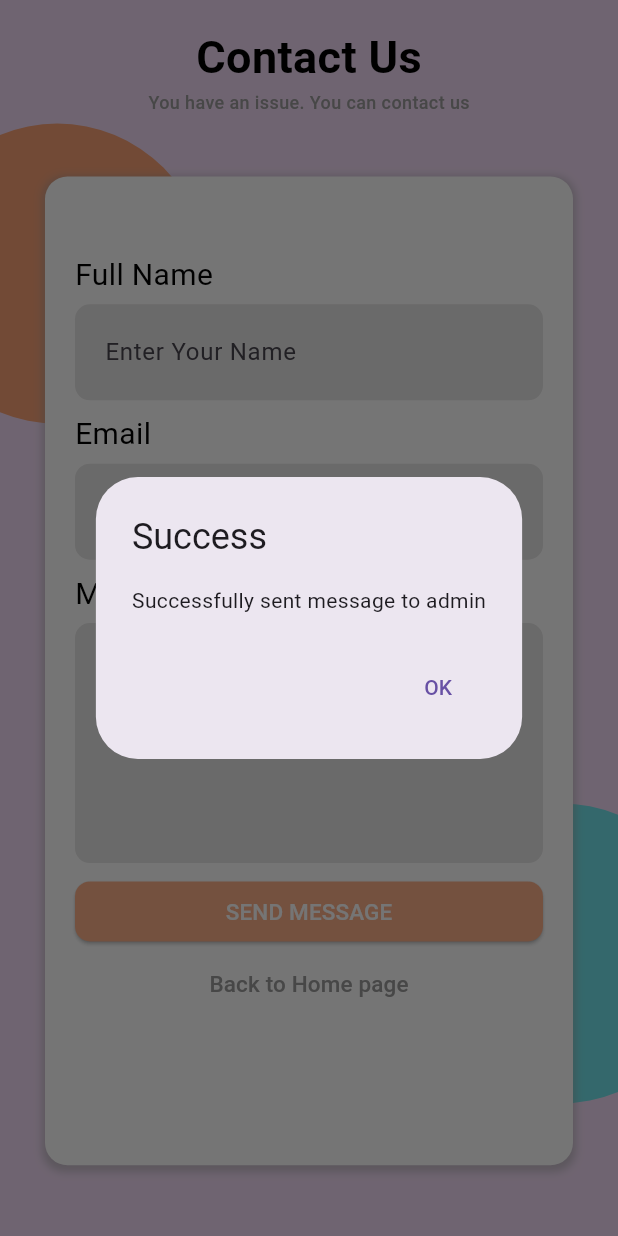
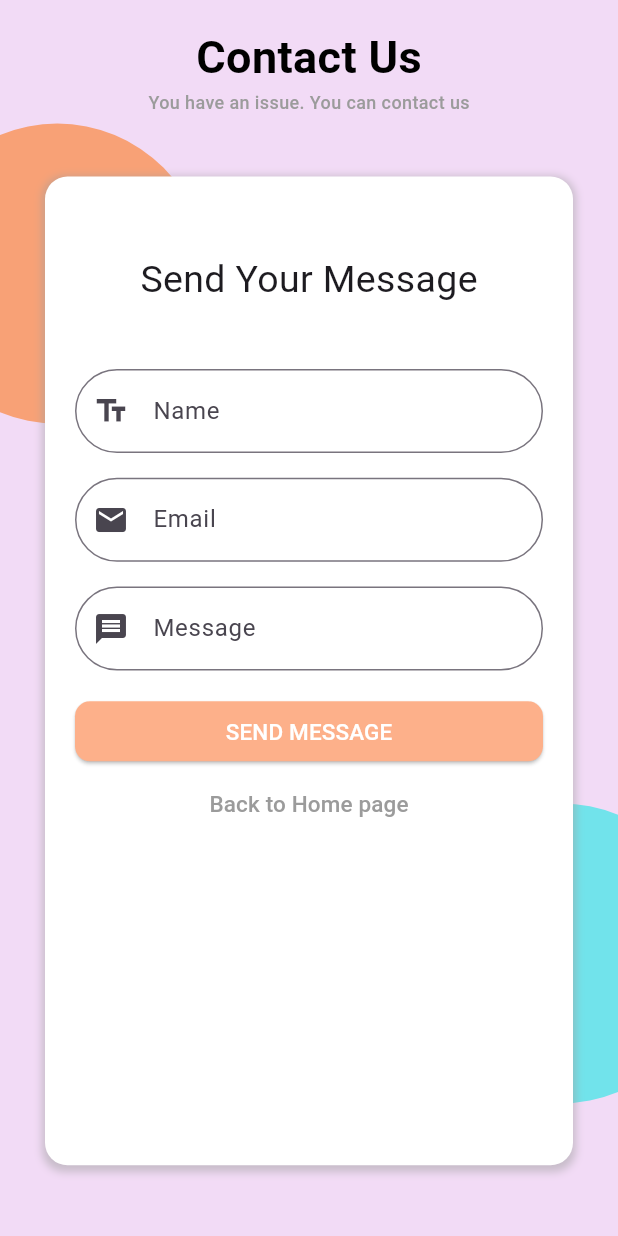
Before and after one commit to Dinethchathurya/luccelo_app_flutter, a Flutter app: the ContactUsPage screen opened by its route, after a tap on "SEND MESSAGE", on a phone screen of 412 x 824 dp. Run offline on Flutter 3.47's test engine with Material 3 defaults, Android fonts, the light colour scheme and no system bars; our stand-ins replace cloud_firestore, firebase_auth, firebase_core; accounts and stored records are empty.

Commit message:
contact page front end

```diff
--- /dev/null
+++ b/lib/common/input_field.dart
@@ -0,0 +1,30 @@
+import 'package:flutter/material.dart';
+
+class InputField extends StatelessWidget {
+  InputField(
+      {super.key,
+      required this.hintText,
+      required this.labelText,
+      required this.prefixIcon,
+      required onChanged});
+  var onChange;
+  var labelText;
+  var hintText;
+  Icon prefixIcon;
+
+  @override
+  Widget build(BuildContext context) {
+    return TextFormField(
+      keyboardType: TextInputType.emailAddress,
+      decoration: InputDecoration(
+        labelText: labelText,
+        hintText: hintText,
+        prefixIcon: prefixIcon,
+        border: OutlineInputBorder(
+          borderRadius: BorderRadius.circular(30.0),
+        ),
+      ),
+      onChanged: onChange,
+    );
+  }
+}
--- a/lib/main.dart
+++ b/lib/main.dart
@@ -25,7 +25,7 @@ class MyApp extends StatelessWidget {
     return SafeArea(
       child: MaterialApp(
         debugShowCheckedModeBanner: false,
-        initialRoute: '/',
+        initialRoute: '/order',
         routes: {
           '/': (context) => LoginPage(),
           '/register': (context) => RegisterPage(),
--- a/lib/myapp/screen/contact_page.dart
+++ b/lib/myapp/screen/contact_page.dart
@@ -1,105 +1,21 @@
-import 'package:cloud_firestore/cloud_firestore.dart';
 import 'package:firebase_auth/firebase_auth.dart';
 import 'package:flutter/material.dart';
 
 import '../../colors/appColors.dart';
 import '../../common/button/button.dart';
 import '../../common/circulat_shape/circular_design_container.dart';
-import '../../common/text_form_colum/text_field_coulum.dart';
+import '../../common/input_field.dart';
 
-class ContactUsPage extends StatefulWidget {
-  final String? email =
-      FirebaseAuth.instance.currentUser?.email; // Email of the logged-in user
-
+class ContactUsPage extends StatelessWidget {
   ContactUsPage({Key? key}) : super(key: key);
 
-  @override
-  State<ContactUsPage> createState() => _ContactUsPageState();
-}
-
-class _ContactUsPageState extends State<ContactUsPage> {
-  /*backend part for contact us page.I get user email from login data and set contact us page to auto fill*/
-  final _fullNameController = TextEditingController();
-  final _emailController = TextEditingController();
-  final _messageController = TextEditingController();
+  late String name;
+  late String enterEmail;
+  late String message;
 
   @override
-  void initState() {
-    super.initState();
-    // Autofill email field with user's email if available
-    _emailController.text = widget.email ?? '';
-  }
-
-  Future<void> contactUs() async {
-    try {
-      // Send message and show success dialog
-      await sendMessage(
-        _fullNameController.text.trim(),
-        _emailController.text.trim(),
-        _messageController.text.trim(),
-      );
-
-      showDialog(
-        context: context,
-        builder: (BuildContext context) {
-          return AlertDialog(
-            title: const Text('Success'),
-            content: const Text('Successfully sent message to admin'),
-            actions: <Widget>[
-              TextButton(
-                onPressed: () {
-                  Navigator.of(context).pop();
-                },
-                child: const Text('OK'),
-              ),
-            ],
-          );
-        },
-      );
-    } catch (e) {
-      // Show error dialog if sending message fails
-      showDialog(
-        context: context,
-        builder: (BuildContext context) {
-          return AlertDialog(
-            title: const Text('Error'),
-            content: Text('Failed to send message. Error: $e'),
-            actions: <Widget>[
-              TextButton(
-                onPressed: () {
-                  Navigator.of(context).pop();
-                },
-                child: const Text('OK'),
-              ),
-            ],
-          );
-        },
-      );
-    }
-  }
-
-  Future<void> sendMessage(
-      String fullName, String email, String message) async {
-    // Send message to Firestore
-    await FirebaseFirestore.instance.collection('contactus').add({
-      'full name': fullName,
-      'email': email,
-      'message': message,
-    });
-  }
-
-  @override
-  void dispose() {
-    // Dispose controllers when the widget is disposed
-    _emailController.dispose();
-    _fullNameController.dispose();
-    _messageController.dispose();
-    super.dispose();
-  }
-
-// end of backend part
-  @override
   Widget build(BuildContext context) {
+    final String? email = FirebaseAuth.instance.currentUser?.email;
     final mediaqueryWidth = MediaQuery.of(context).size.width;
     final mediaqueryHeight = MediaQuery.of(context).size.height;
 
@@ -117,34 +33,52 @@ class _ContactUsPageState extends State<ContactUsPage> {
                 SizedBox(
                   height: mediaqueryWidth * .1,
                 ),
-                TextFieldColum(
-                  textLable: 'Full Name',
-                  hintText: 'Enter Your Name',
-                  controller: _fullNameController,
+                Center(
+                  child: Text(
+                    'Send Your Message',
+                    style: TextStyle(
+                      fontSize: 25.0,
+                    ),
+                  ),
                 ),
                 SizedBox(
-                  height: mediaqueryWidth * .02,
+                  height: mediaqueryWidth * .1,
                 ),
-                TextFieldColum(
-                  textLable: 'Email',
-                  hintText: 'Enter Your Email',
-                  controller: _emailController,
+                InputField(
+                    hintText: 'Enter Your Name',
+                    labelText: 'Name',
+                    prefixIcon: Icon(Icons.text_fields),
+                    onChanged: (String value) {
+                      name = value;
+                    }),
+                SizedBox(
+                  height: mediaqueryWidth * .04,
                 ),
+                InputField(
+                    hintText: 'Enter Your Email',
+                    labelText: 'Email',
+                    prefixIcon: Icon(Icons.email),
+                    onChanged: (String value) {
+                      enterEmail = value;
+                    }),
                 SizedBox(
-                  height: mediaqueryWidth * .02,
+                  height: mediaqueryWidth * .04,
                 ),
-                TextFieldColum(
-                  textLable: 'Message',
-                  hintText: 'Enter Your Message',
-                  maxlines: 5,
-                  controller: _messageController,
-                ),
+                InputField(
+                    hintText: 'Enter Your Message',
+                    labelText: 'Message',
+                    prefixIcon: Icon(Icons.message),
+                    onChanged: (String value) {
+                      message = value;
+                    }),
                 SizedBox(
-                  height: mediaqueryWidth * .02,
+                  height: mediaqueryWidth * .04,
                 ),
                 SubmitButton(
                   text: 'SEND MESSAGE',
-                  onTap: contactUs,
+                  onTap: () {
+                    //
+                  },
                 ),
                 TextButton(
                   onPressed: () {
--- a/lib/myapp/screen/main_page.dart
+++ b/lib/myapp/screen/main_page.dart
@@ -14,9 +14,9 @@ class MainPage extends StatelessWidget {
       stream: FirebaseAuth.instance.authStateChanges(),
       builder: (context, snapshot) {
         if (snapshot.hasData) {
-          return const SampleHomePage();
+          return SampleHomePage();
         } else {
-          return const LoginPage();
+          return LoginPage();
         }
       },
     ));
```
